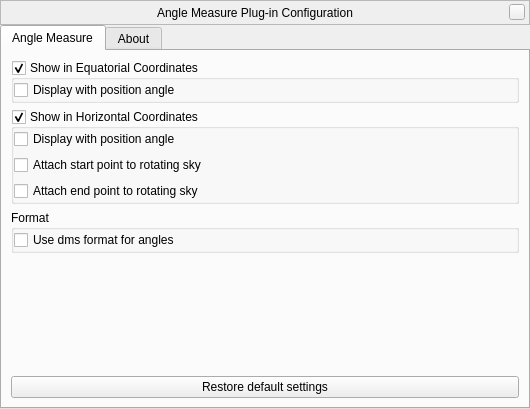
First picture: the form in plugins/AngleMeasure/src/gui/angleMeasureDialog.ui, repository 519984307/stellarium_src, before the edit.
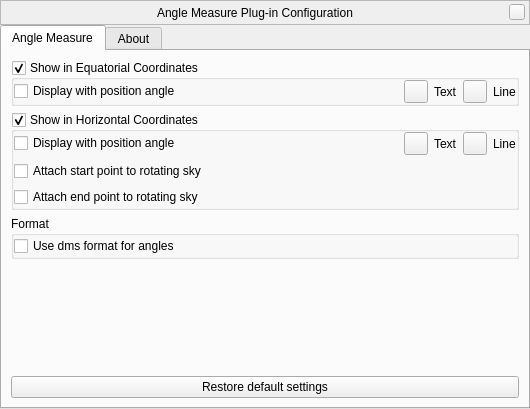
Second picture: the form after the edit. Custom widgets are drawn as their Qt base class.

Commit message: Rework of AngleMeasure plugin - proper properties - GUI adaptations - configurable colors

```diff
--- a/plugins/AngleMeasure/src/gui/angleMeasureDialog.ui
+++ b/plugins/AngleMeasure/src/gui/angleMeasureDialog.ui
@@ -175,15 +175,72 @@
           <property name="bottomMargin">
            <number>0</number>
           </property>
-          <item row="0" column="0">
-           <widget class="QCheckBox" name="showPositionAngleCheckBox">
-            <property name="enabled">
-             <bool>true</bool>
-            </property>
-            <property name="text">
-             <string>Display with position angle</string>
-            </property>
-           </widget>
+          <item row="1" column="0">
+           <layout class="QHBoxLayout" name="equatorialHorizontalLayout">
+            <item>
+             <widget class="QCheckBox" name="showPositionAngleCheckBox">
+              <property name="enabled">
+               <bool>true</bool>
+              </property>
+              <property name="text">
+               <string>Display with position angle</string>
+              </property>
+             </widget>
+            </item>
+            <item>
+             <spacer name="equatorialLineHorizontalSpacer">
+              <property name="orientation">
+               <enum>Qt::Horizontal</enum>
+              </property>
+              <property name="sizeHint" stdset="0">
+               <size>
+                <width>40</width>
+                <height>20</height>
+               </size>
+              </property>
+             </spacer>
+            </item>
+            <item>
+             <widget class="QToolButton" name="equatorialTextColorToolButton">
+              <property name="text">
+               <string/>
+              </property>
+             </widget>
+            </item>
+            <item>
+             <widget class="QLabel" name="equatorialTextColorLabel">
+              <property name="sizePolicy">
+               <sizepolicy hsizetype="Minimum" vsizetype="Preferred">
+                <horstretch>0</horstretch>
+                <verstretch>0</verstretch>
+               </sizepolicy>
+              </property>
+              <property name="text">
+               <string>Text</string>
+              </property>
+             </widget>
+            </item>
+            <item>
+             <widget class="QToolButton" name="equatorialLineColorToolButton">
+              <property name="text">
+               <string/>
+              </property>
+             </widget>
+            </item>
+            <item>
+             <widget class="QLabel" name="equatorialLineColorLabel">
+              <property name="sizePolicy">
+               <sizepolicy hsizetype="Minimum" vsizetype="Preferred">
+                <horstretch>0</horstretch>
+                <verstretch>0</verstretch>
+               </sizepolicy>
+              </property>
+              <property name="text">
+               <string>Line</string>
+              </property>
+             </widget>
+            </item>
+           </layout>
           </item>
          </layout>
         </widget>
@@ -212,30 +269,87 @@
           <property name="bottomMargin">
            <number>0</number>
           </property>
-          <item row="0" column="0">
-           <widget class="QCheckBox" name="showPositionAngleHorizontalCheckBox">
-            <property name="toolTip">
-             <string>(e.g. for Dobson starhopping)</string>
-            </property>
-            <property name="text">
-             <string>Display with position angle </string>
-            </property>
-           </widget>
-          </item>
-          <item row="1" column="0">
+          <item row="5" column="0">
            <widget class="QCheckBox" name="azAltStartOnSkyCheckBox">
             <property name="text">
              <string>Attach start point to rotating sky</string>
             </property>
            </widget>
           </item>
-          <item row="2" column="0">
+          <item row="6" column="0">
            <widget class="QCheckBox" name="azAltEndOnSkyCheckBox">
             <property name="text">
              <string>Attach end point to rotating sky</string>
             </property>
            </widget>
           </item>
+          <item row="3" column="0">
+           <layout class="QHBoxLayout" name="horizontalLayout">
+            <item>
+             <widget class="QCheckBox" name="showPositionAngleHorizontalCheckBox">
+              <property name="toolTip">
+               <string>(e.g. for Dobson starhopping)</string>
+              </property>
+              <property name="text">
+               <string>Display with position angle </string>
+              </property>
+             </widget>
+            </item>
+            <item>
+             <spacer name="horizontalLineHorizontalSpacer">
+              <property name="orientation">
+               <enum>Qt::Horizontal</enum>
+              </property>
+              <property name="sizeHint" stdset="0">
+               <size>
+                <width>40</width>
+                <height>20</height>
+               </size>
+              </property>
+             </spacer>
+            </item>
+            <item>
+             <widget class="QToolButton" name="horizontalTextColorToolButton">
+              <property name="text">
+               <string/>
+              </property>
+             </widget>
+            </item>
+            <item>
+             <widget class="QLabel" name="horizontalTextColorLabel">
+              <property name="sizePolicy">
+               <sizepolicy hsizetype="Minimum" vsizetype="Preferred">
+                <horstretch>0</horstretch>
+                <verstretch>0</verstretch>
+               </sizepolicy>
+              </property>
+              <property name="text">
+               <string>Text</string>
+              </property>
+             </widget>
+            </item>
+            <item>
+             <widget class="QToolButton" name="horizontalLineColorToolButton">
+              <property name="text">
+               <string/>
+              </property>
+             </widget>
+            </item>
+            <item>
+             <widget class="QLabel" name="horizontalLineColorLabel">
+              <property name="sizePolicy">
+               <sizepolicy hsizetype="Minimum" vsizetype="Preferred">
+                <horstretch>0</horstretch>
+                <verstretch>0</verstretch>
+               </sizepolicy>
+              </property>
+              <property name="text">
+               <string>Line</string>
+              </property>
+             </widget>
+            </item>
+           </layout>
+          </item>
          </layout>
         </widget>
        </item>
```
Left out of the diff: 2 changed lines with no effect on the pictures. The commit also changes 5 other files.
